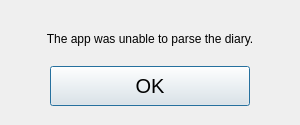
First picture: the form in unknowndiaryformat.ui, repository someretical/TheoreticalDiary, before the edit.
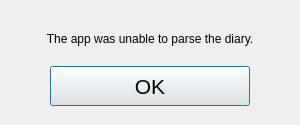
Second picture: the form after the edit.

The edit to the form file:
```diff
--- a/unknowndiaryformat.ui
+++ b/unknowndiaryformat.ui
@@ -76,7 +76,7 @@
      </property>
      <property name="font">
       <font>
-       <pointsize>15</pointsize>
+       <pointsize>16</pointsize>
       </font>
      </property>
      <property name="text">
```
